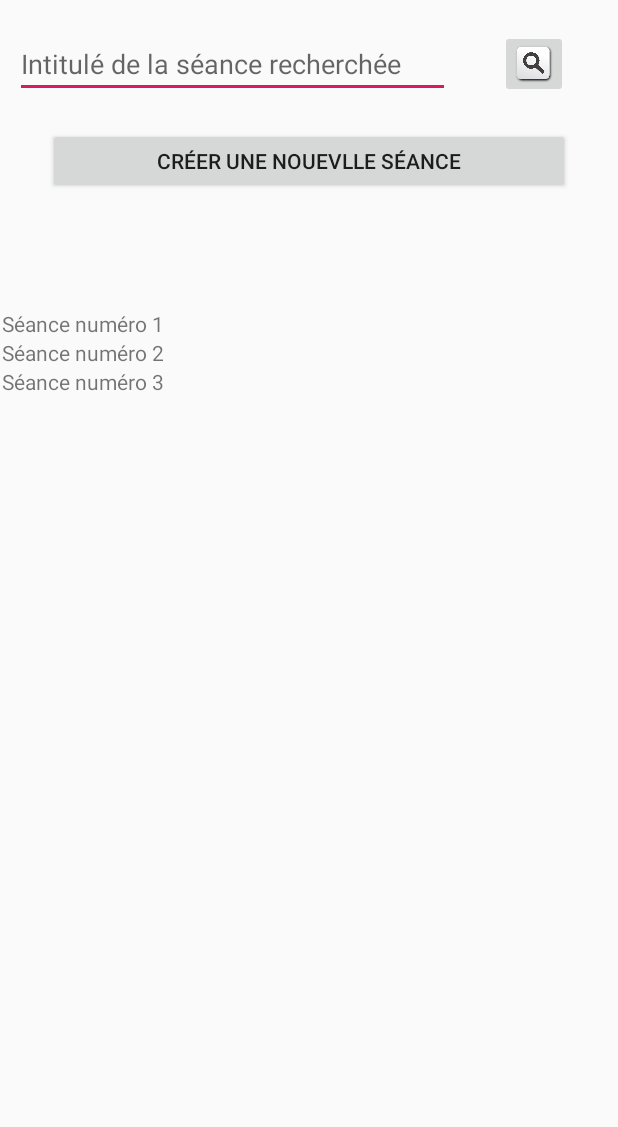
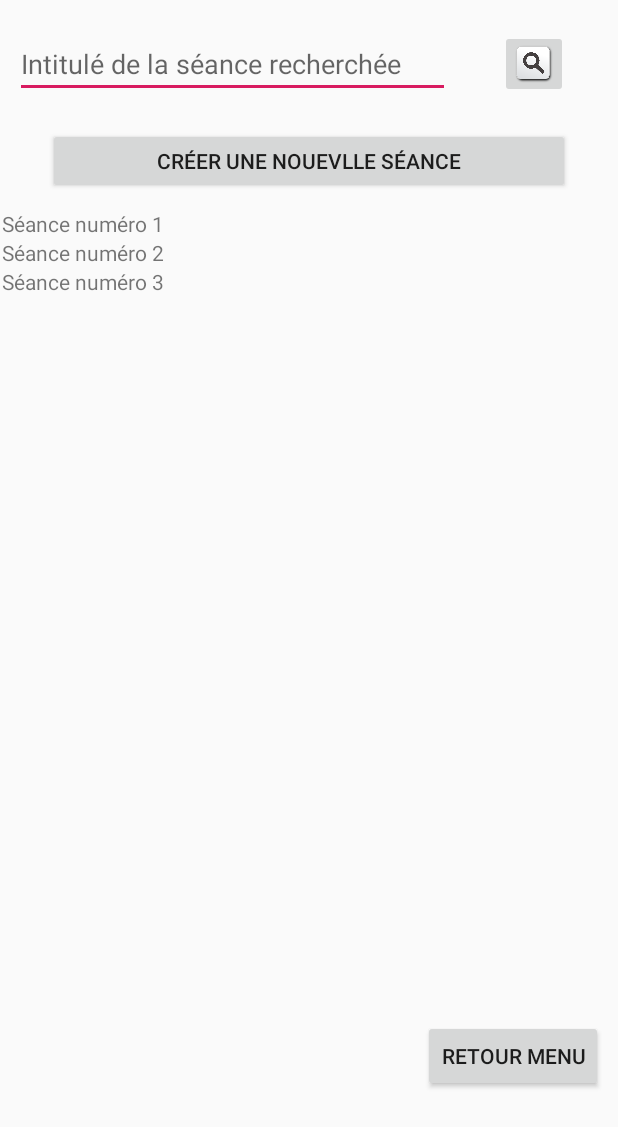
Before and after one commit to mcoucke/gomuscu, an Android app: the EditerSeance screen opened directly, with no data from a screen before it, on a phone screen of 412 x 824 dp. Shown: the top 1127 px of the screen. Run offline under Robolectric (Android 15) with nearby library versions, the phone set to English and light mode, and no system bars.

Commit message:
Ajout du bouton retour au menu dans la vue editer seance

```diff
--- a/app/src/main/java/com/app/gomuscu/EditerSeance.java
+++ b/app/src/main/java/com/app/gomuscu/EditerSeance.java
@@ -3,6 +3,7 @@ package com.app.gomuscu;
 import androidx.appcompat.app.AppCompatActivity;
 
 import android.os.Bundle;
+import android.view.View;
 
 public class EditerSeance extends AppCompatActivity {
 
@@ -11,4 +12,12 @@ public class EditerSeance extends AppCompatActivity {
         super.onCreate(savedInstanceState);
         setContentView(R.layout.editer_seance);
     }
+
+    public void onClickCreerSeance(View view){
+
+    }
+
+    public void onClickRetourMenu(View view){
+        finish();
+    }
 }
--- a/app/src/main/res/layout/editer_seance.xml
+++ b/app/src/main/res/layout/editer_seance.xml
@@ -7,10 +7,10 @@
     tools:context=".EditerSeance">
 
     <ScrollView
+        android:id="@+id/scrollView2"
         android:layout_width="409dp"
-        android:layout_height="552dp"
+        android:layout_height="535dp"
         android:layout_marginTop="10dp"
-        app:layout_constraintBottom_toBottomOf="parent"
         app:layout_constraintEnd_toEndOf="parent"
         app:layout_constraintStart_toStartOf="parent"
         app:layout_constraintTop_toBottomOf="@+id/button">
@@ -45,6 +45,7 @@
         android:layout_marginStart="10dp"
         android:layout_marginTop="20dp"
         android:layout_marginEnd="10dp"
+        android:onClick="onClickCreerSeance"
         android:text="Créer une nouevlle séance"
         app:layout_constraintEnd_toEndOf="parent"
         app:layout_constraintStart_toStartOf="parent"
@@ -76,4 +77,15 @@
         app:layout_constraintTop_toTopOf="parent"
         app:srcCompat="@drawable/search" />
 
+    <Button
+        android:id="@+id/button3"
+        android:layout_width="wrap_content"
+        android:layout_height="wrap_content"
+        android:layout_marginTop="5dp"
+        android:layout_marginEnd="10dp"
+        android:onClick="onClickRetourMenu"
+        android:text="Retour menu"
+        app:layout_constraintEnd_toEndOf="parent"
+        app:layout_constraintTop_toBottomOf="@+id/scrollView2" />
+
 </androidx.constraintlayout.widget.ConstraintLayout>
```
